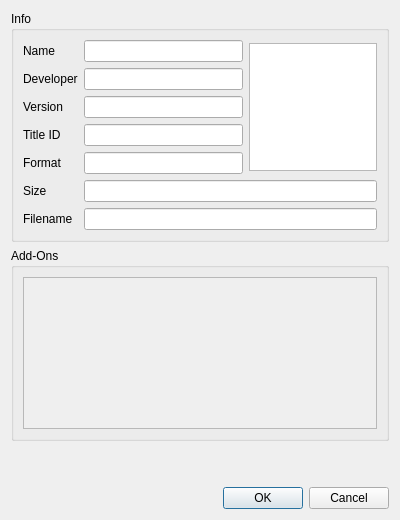
This is src/yuzu/configuration/configure_per_general.ui in formylover/yuzu-early-access as Qt 5 draws it before an edit. The edited form follows.
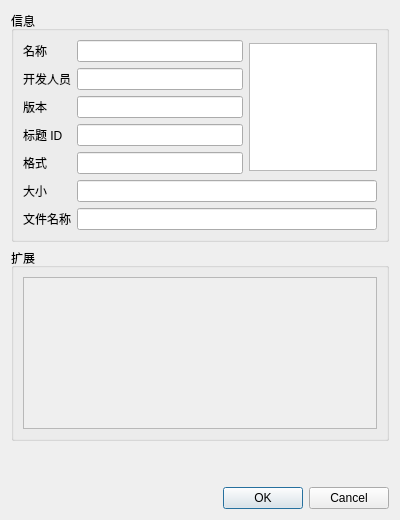
This is the edited form.

```diff
--- a/src/yuzu/configuration/configure_per_general.ui
+++ b/src/yuzu/configuration/configure_per_general.ui
@@ -19,7 +19,7 @@
      <item>
       <widget class="QGroupBox" name="GeneralGroupBox">
        <property name="title">
-        <string>Info</string>
+        <string>信息</string>
        </property>
        <layout class="QHBoxLayout" name="GeneralHorizontalLayout">
         <item>
@@ -47,7 +47,7 @@
           <item row="1" column="0">
            <widget class="QLabel" name="label_2">
             <property name="text">
-             <string>Developer</string>
+             <string>开发人员</string>
             </property>
            </widget>
           </item>
@@ -64,28 +64,28 @@
           <item row="0" column="0">
            <widget class="QLabel" name="label">
             <property name="text">
-             <string>Name</string>
+             <string>名称</string>
             </property>
            </widget>
           </item>
           <item row="6" column="0">
            <widget class="QLabel" name="label_7">
             <property name="text">
-             <string>Filename</string>
+             <string>文件名称</string>
             </property>
            </widget>
           </item>
           <item row="2" column="0">
            <widget class="QLabel" name="label_3">
             <property name="text">
-             <string>Version</string>
+             <string>版本</string>
             </property>
            </widget>
           </item>
           <item row="4" column="0">
            <widget class="QLabel" name="label_5">
             <property name="text">
-             <string>Format</string>
+             <string>格式</string>
             </property>
            </widget>
           </item>
@@ -112,7 +112,7 @@
           <item row="5" column="0">
            <widget class="QLabel" name="label_6">
             <property name="text">
-             <string>Size</string>
+             <string>大小</string>
             </property>
            </widget>
           </item>
@@ -129,7 +129,7 @@
           <item row="3" column="0">
            <widget class="QLabel" name="label_4">
             <property name="text">
-             <string>Title ID</string>
+             <string>标题 ID</string>
             </property>
            </widget>
           </item>
@@ -185,7 +185,7 @@
      <item>
       <widget class="QGroupBox" name="PerformanceGroupBox">
        <property name="title">
-        <string>Add-Ons</string>
+        <string>扩展</string>
        </property>
        <layout class="QHBoxLayout" name="PerformanceHorizontalLayout">
         <item>
```
Left out of the diff: 2 changed lines with no effect on the pictures.
